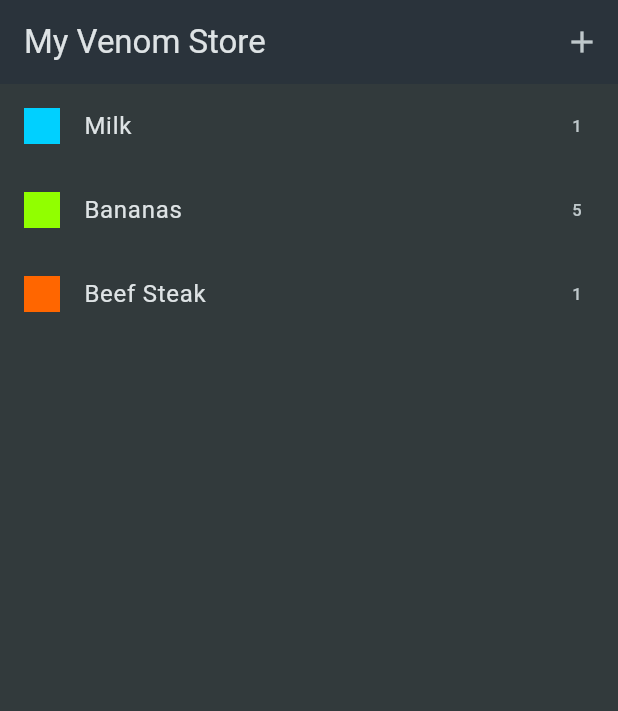
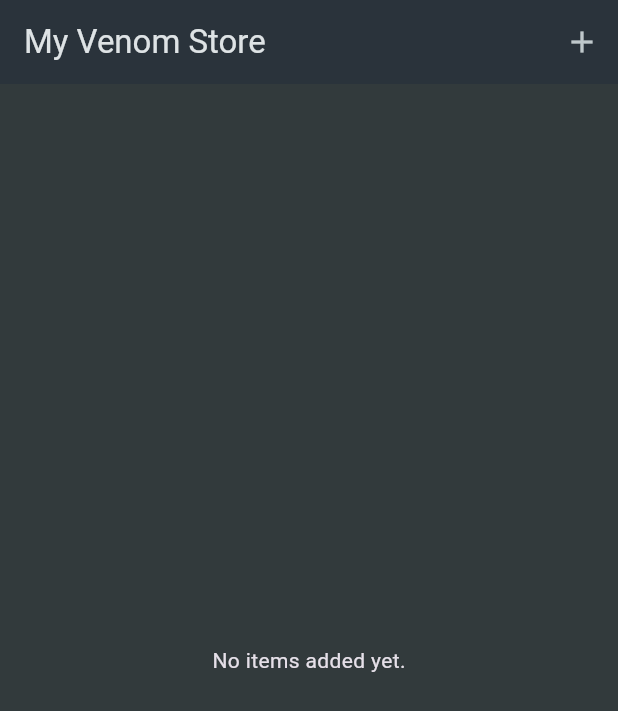
Before and after one commit to newtonkim/venom-shopping-app, a Flutter app: the screen it shows after launch, on a phone screen of 412 x 824 dp. Shown: the top 711 px of the screen. Run offline on Flutter 3.47's test engine with Material 3 defaults, Android fonts, the phone set to English and light mode, and no system bars.

Commit message:
add logic to handle dynamic addition of items to the list

```diff
--- a/lib/data/dummy_items.dart
+++ /dev/null
@@ -1,21 +0,0 @@
-import 'package:venom_shopping_app/models/grocery_item.dart';
-import 'package:venom_shopping_app/models/category.dart';
-import 'package:venom_shopping_app/data/categories.dart';
-
-final groceryItems = [
-  GroceryItem(
-      id: 'a',
-      name: 'Milk',
-      quantity: 1,
-      category: categories[Categories.dairy]!),
-  GroceryItem(
-      id: 'b',
-      name: 'Bananas',
-      quantity: 5,
-      category: categories[Categories.fruit]!),
-  GroceryItem(
-      id: 'c',
-      name: 'Beef Steak',
-      quantity: 1,
-      category: categories[Categories.meat]!),
-];
--- a/lib/widgets/grocery_list.dart
+++ b/lib/widgets/grocery_list.dart
@@ -1,5 +1,5 @@
 import 'package:flutter/material.dart';
-import 'package:venom_shopping_app/data/dummy_items.dart';
+import 'package:venom_shopping_app/models/grocery_item.dart';
 import 'package:venom_shopping_app/widgets/add_new_item.dart';
 
 class GroceryList extends StatefulWidget {
@@ -10,14 +10,59 @@
 }
 
 class _GroceryListState extends State<GroceryList> {
-  void _addItem() {
-    Navigator.of(context).push(
-      MaterialPageRoute(builder: (ctx) => const NewItem()),
+  final List<GroceryItem> _groceryItems = [];
+
+
+  void _addItem() async{
+    final newItem = await Navigator.of(context).push<GroceryItem>(
+      MaterialPageRoute(
+        builder: (ctx) => const NewItem(),
+        ),
     );
+
+    if(newItem == null){
+      return;
+    }
+
+    setState(() {
+      _groceryItems.add(newItem);
+    });
   }
+  void _removedItem(GroceryItem item) {
 
+    setState(() {
+      _groceryItems.remove(item);
+    });
+  }
   @override
   Widget build(BuildContext context) {
+
+    Widget content = const Center(
+      child: Text('No items added yet.'),
+    );
+   if(_groceryItems.isNotEmpty) {
+      content =  ListView.builder(
+        itemCount: _groceryItems.length,
+        itemBuilder: (ctx, index) => Dismissible(
+          onDismissed: (direction) {
+            _removedItem(_groceryItems[index]);
+          },
+          key: ValueKey(_groceryItems[index].id),
+          child: ListTile(
+            title: Text(_groceryItems[index].name),
+            leading: Container(
+              width: 24,
+              height: 24,
+              color: _groceryItems[index].category.color,
+            ),
+            trailing: Text(
+              _groceryItems[index].quantity.toString(),
+            ),
+          ),
+        ),
+      );
+   }
+
     return Scaffold(
       appBar: AppBar(
         title: const Text('My Venom Store'),
@@ -26,20 +71,7 @@
           icon: const Icon(Icons.add))
         ],
       ),
-      body: ListView.builder(
-        itemCount: groceryItems.length,
-        itemBuilder: (ctx, index) => ListTile(
-          title: Text(groceryItems[index].name),
-          leading: Container(
-            width: 24,
-            height: 24,
-            color: groceryItems[index].category.color,
-          ),
-          trailing: Text(
-            groceryItems[index].quantity.toString(),
-          ),
-        ),
-      ),
+      body: content
     );
   }
 }
```
Also changed, not shown: lib/widgets/add_new_item.dart (+11 -6 lines).
